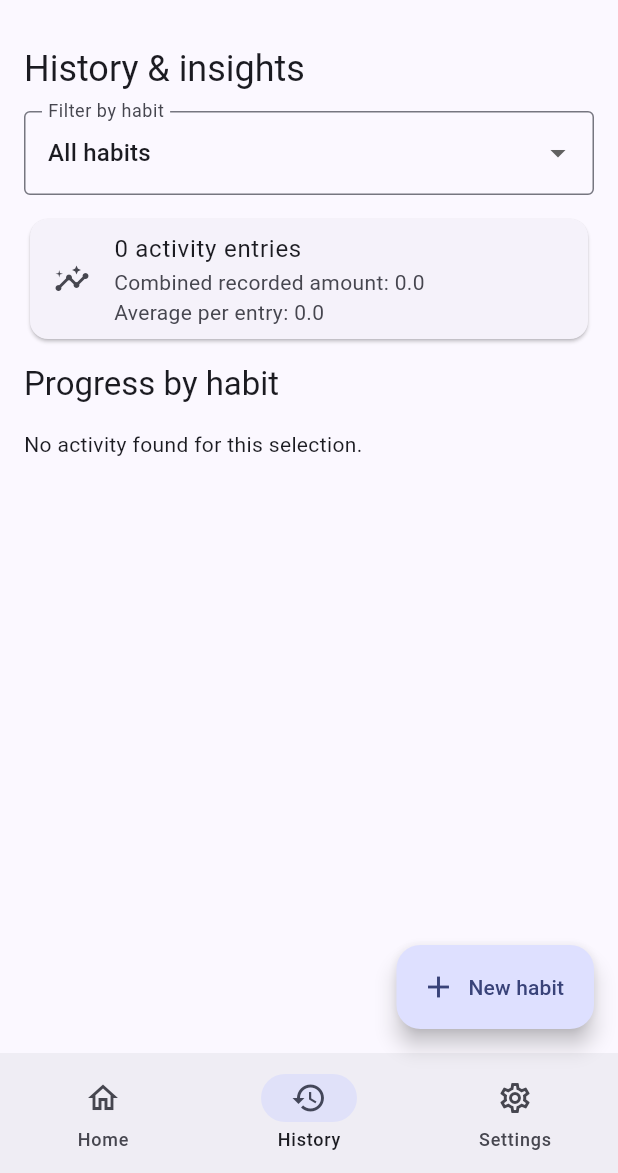
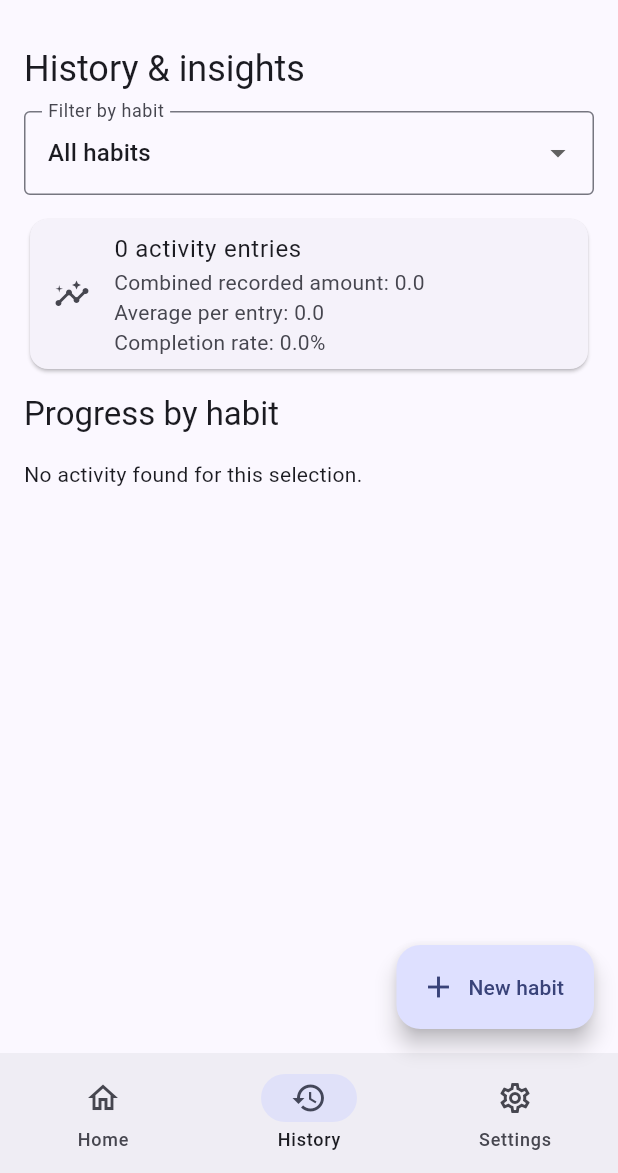
Before and after one commit to nwg02/MAD_project1, a Flutter app: the screen it shows after launch, item 2 of the bottom bar chosen, on a phone screen of 412 x 824 dp, the part 63-1236 px from its top. Run offline on Flutter 3.47's test engine with Material 3 defaults, Android fonts, the phone set to English and light mode, and no system bars; our stand-ins replace shared_preferences, sqflite; accounts and stored records are empty.

Commit message:
Add completion rate to history insights

```diff
--- a/lib/main.dart
+++ b/lib/main.dart
@@ -522,6 +522,14 @@ class _HistoryScreenState extends State<HistoryScreen> {
     ? 0.0
     : total / filteredEntries.length;
 
+    final completedCount = filteredEntries
+    .where((entry) => entry['completed'] == 1)
+    .length;
+
+    final completionRate = filteredEntries.isEmpty
+        ? 0.0
+        : completedCount / filteredEntries.length * 100;
+
     final habitSummaries = <String, Map<String, Object?>>{};
 
     for (final entry in filteredEntries) {
@@ -572,8 +580,9 @@ class _HistoryScreenState extends State<HistoryScreen> {
             leading: const Icon(Icons.insights),
             title: Text('${filteredEntries.length} activity entries'),
             subtitle: Text(
-              'Combined recorded amount: ${total.toStringAsFixed(1)}'
-              '\nAverage per entry: ${average.toStringAsFixed(1)}',
+              'Combined recorded amount: ${total.toStringAsFixed(1)}\n'
+              'Average per entry: ${average.toStringAsFixed(1)}\n'
+              'Completion rate: ${completionRate.toStringAsFixed(1)}%',
             ),
           ),
         ),
```
